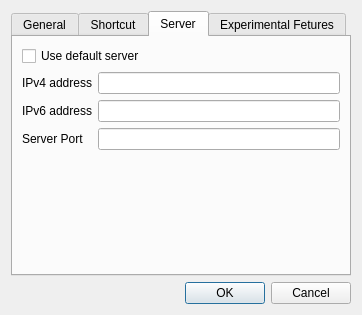
Before: the Qt Designer form src/painttyDesktop/widgets/configuredialog.ui in liuyanghejerry/painttyWidget, drawn with Qt 5.
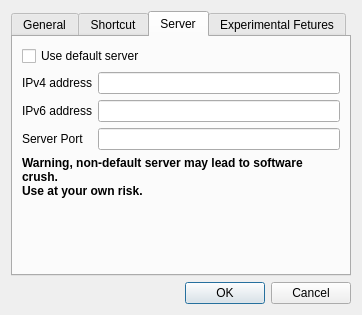
After: the same form once the commit is applied. The open tabs and pages were chosen to show the change.

Commit message: add: notice when choose non-default server settings.

Diff of the .ui file:
```diff
--- a/src/painttyDesktop/widgets/configuredialog.ui
+++ b/src/painttyDesktop/widgets/configuredialog.ui
@@ -153,6 +153,22 @@
          </property>
         </widget>
        </item>
+       <item row="4" column="0" colspan="2">
+        <widget class="QLabel" name="server_notice_label">
+         <property name="styleSheet">
+          <string notr="true">#server_notice_label {
+font-weight: bold;
+}</string>
+         </property>
+         <property name="text">
+          <string>Warning, non-default server may lead to software crush.
+Use at your own risk.</string>
+         </property>
+         <property name="wordWrap">
+          <bool>true</bool>
+         </property>
+        </widget>
+       </item>
       </layout>
      </widget>
      <widget class="QWidget" name="experimentalTab">
```
The commit also changes 1 other file.
